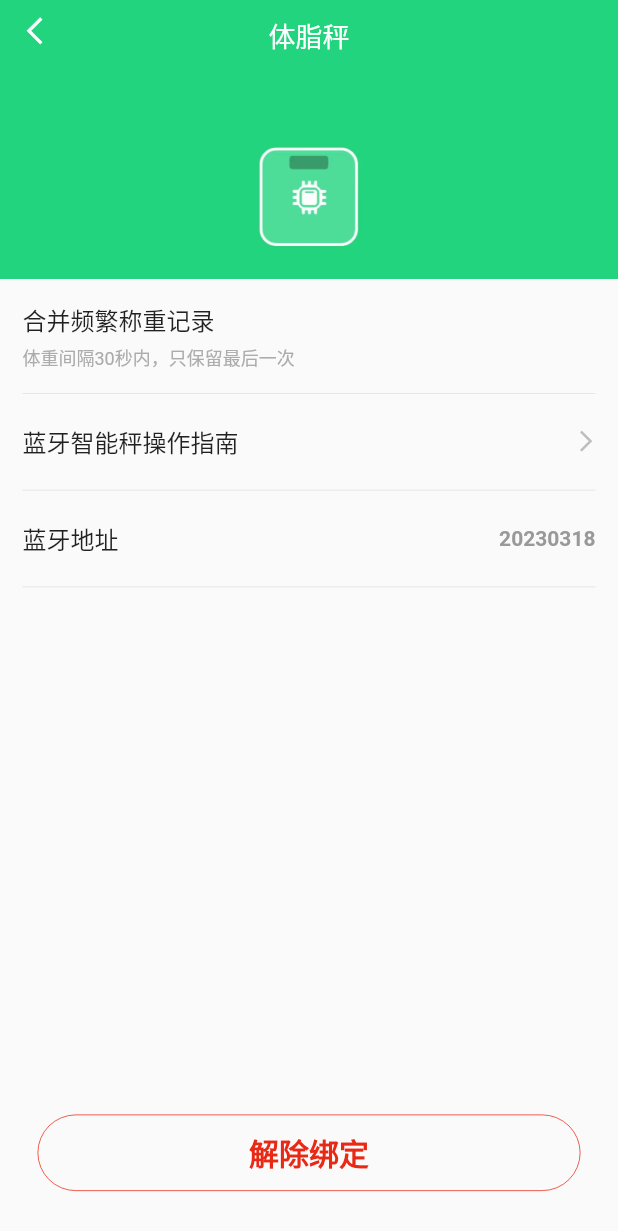
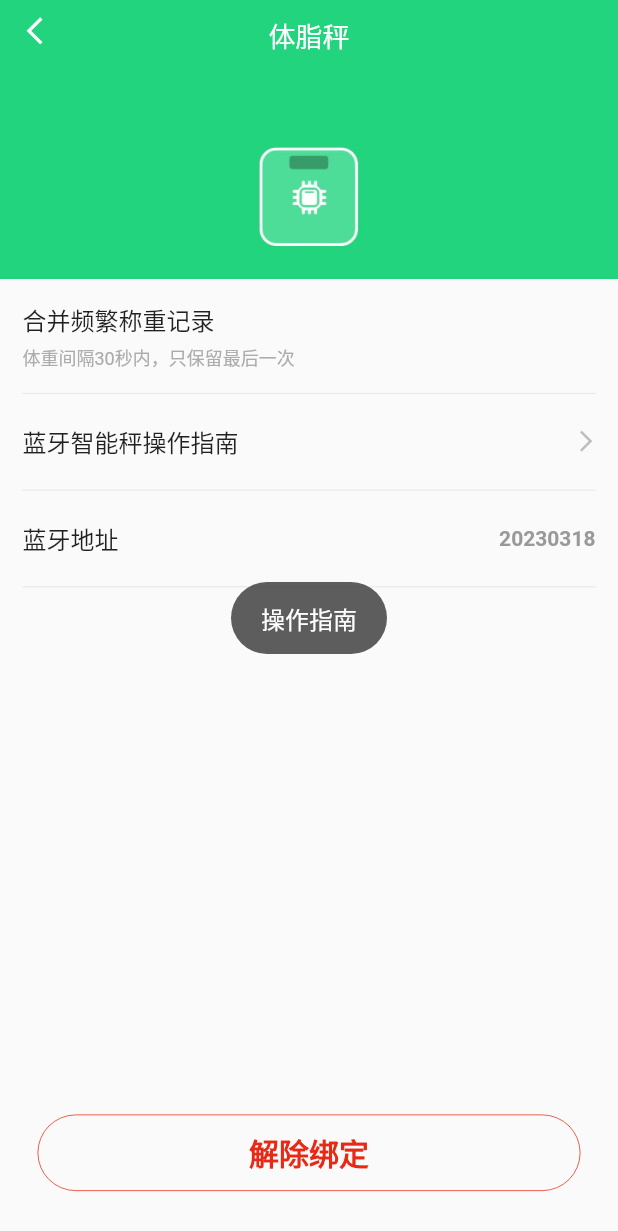
Before and after one commit to dlongs49/Sunset, a Flutter app: the BindDevice screen opened directly, after a tap on "蓝牙智能秤操作指南", on a phone screen of 412 x 824 dp. Shown: the top 1231 px of the screen. Run offline on Flutter 3.47's test engine with Material 2 defaults, Android fonts, the phone set to English and light mode, and no system bars; our stand-ins replace flutter_swiper, fluttertoast; missing offline and left inert: flutter_pickers, flutter_webview_plugin; network calls fail.

Commit message:
fix:#🎡修修改绑定页面

```diff
--- a/lib/pages/my/bind_device.dart
+++ b/lib/pages/my/bind_device.dart
@@ -2,7 +2,7 @@ import 'dart:ui';
 import 'package:flutter/cupertino.dart';
 import 'package:flutter/material.dart';
 import 'package:flutter/rendering.dart';
-
+import 'package:fluttertoast/fluttertoast.dart'; // 弹框插件
 class BindDevice extends StatefulWidget {
   const BindDevice({Key? key}) : super(key: key);
 
@@ -11,6 +11,22 @@ class BindDevice extends StatefulWidget {
 }
 
 class _BindDeviceState extends State<BindDevice> {
+
+  //解除绑定
+  @override
+  void onRemoveBind(){
+    Navigator.of(context).pop();
+  }
+  @override
+  void onGuide(){
+    Fluttertoast.showToast(
+        msg: "操作指南",
+        toastLength: Toast.LENGTH_SHORT, // 停留时长短 & 长
+        gravity: ToastGravity.CENTER, // 弹框是否居中
+        backgroundColor: Color(0xd23b3b3b),
+        textColor: Colors.white,
+        fontSize: 16.0);
+  }
   @override
   Widget build(BuildContext context) {
     double topBarHeight =
@@ -41,7 +57,7 @@ class _BindDeviceState extends State<BindDevice> {
                     behavior: HitTestBehavior.opaque, // 点击整个区域有响应事件，
                     onTap: () {
                       print("返回上一页");
-                      // Navigator.of(context).pop();
+                      Navigator.of(context).pop();
                     }),
                 Positioned(
                     left: 0,
@@ -116,9 +132,7 @@ class _BindDeviceState extends State<BindDevice> {
                     ],
                   ),
                 ),
-                onTap: () {
-                  print("操作指南>>");
-                }),
+                onTap: onGuide),
             Container(
               width: double.infinity,
               margin: EdgeInsets.symmetric(horizontal: 15),
@@ -161,9 +175,7 @@ class _BindDeviceState extends State<BindDevice> {
                               fontSize: 20,
                               fontWeight: FontWeight.w600))),
                 ),
-                onTap: () {
-                  print("绑定 & 解除绑定 >>");
-                }),
+                onTap: onRemoveBind),
             SizedBox(height: 30)
           ],
         ))
```
